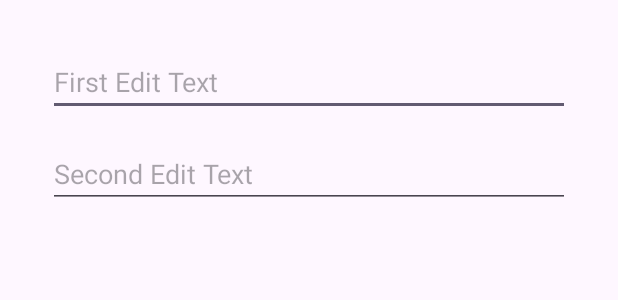
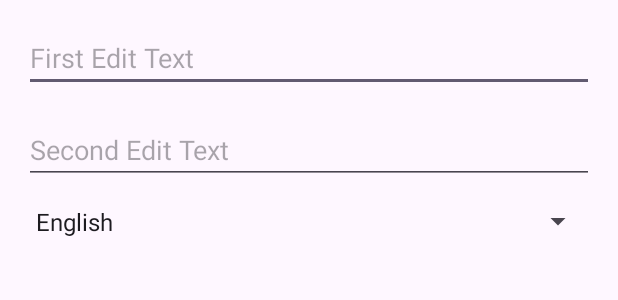
Before and after one commit to tolgaprm/AndroidDocumentsExamples, an Android app: the layout activity_main.xml on its own in the app's theme, with its tools: preview values and no code run, on a phone screen of 412 x 824 dp. Shown: the top 300 px of the screen. Run offline under Robolectric (Android 15) with nearby library versions, the phone set to English and light mode, and no system bars.

```diff
--- a/app/build.gradle
+++ b/app/build.gradle
@@ -16,6 +16,7 @@ android {
 
         testInstrumentationRunner "androidx.test.runner.AndroidJUnitRunner"
 
+        resourceConfigurations += ["en", "tr"]
         resConfigs("en", "tr")
     }
 
@@ -41,7 +42,7 @@ android {
 dependencies {
 
     implementation 'androidx.core:core-ktx:1.8.0'
-    implementation 'androidx.appcompat:appcompat:1.4.1'
+    implementation 'androidx.appcompat:appcompat:1.6.1'
     implementation 'com.google.android.material:material:1.5.0'
     implementation 'androidx.constraintlayout:constraintlayout:2.1.3'
     testImplementation 'junit:junit:4.13.2'
--- a/app/src/main/res/layout/activity_main.xml
+++ b/app/src/main/res/layout/activity_main.xml
@@ -1,10 +1,28 @@
 <?xml version="1.0" encoding="utf-8"?>
-<LinearLayout xmlns:android="http://schemas.android.com/apk/res/android"
+<androidx.constraintlayout.widget.ConstraintLayout xmlns:android="http://schemas.android.com/apk/res/android"
+    xmlns:app="http://schemas.android.com/apk/res-auto"
     android:layout_width="match_parent"
     android:layout_height="match_parent"
     android:orientation="vertical"
     android:padding="16dp">
 
-    <include layout="@layout/layout_edit_text" />
+    <include
+        android:id="@+id/include"
+        layout="@layout/layout_edit_text"
+        android:layout_width="match_parent"
+        android:layout_height="wrap_content"
+        app:layout_constraintEnd_toEndOf="parent"
+        app:layout_constraintStart_toStartOf="parent"
+        app:layout_constraintTop_toTopOf="parent" />
 
-</LinearLayout>
+    <Spinner
+        android:id="@+id/languageSpinner"
+        android:layout_width="match_parent"
+        android:layout_height="50dp"
+        android:entries="@array/supported_languages"
+        android:spinnerMode="dropdown"
+        app:layout_constraintStart_toStartOf="@+id/include"
+        app:layout_constraintTop_toBottomOf="@+id/include" />
+
+
+</androidx.constraintlayout.widget.ConstraintLayout>
--- a/app/src/main/res/layout/layout_edit_text.xml
+++ b/app/src/main/res/layout/layout_edit_text.xml
@@ -2,8 +2,7 @@
 <androidx.constraintlayout.widget.ConstraintLayout xmlns:android="http://schemas.android.com/apk/res/android"
     xmlns:app="http://schemas.android.com/apk/res-auto"
     android:layout_width="match_parent"
-    android:layout_height="match_parent"
-    android:padding="16dp">
+    android:layout_height="match_parent">
 
     <EditText
         android:id="@+id/editTextFirst"
--- /dev/null
+++ b/app/src/main/res/values/arrays.xml
@@ -0,0 +1,8 @@
+<?xml version="1.0" encoding="utf-8"?>
+<resources>
+
+    <string-array name="supported_languages">
+        <item>English</item>
+        <item>Turkish</item>
+    </string-array>
+</resources>
--- /dev/null
+++ b/app/src/main/res/xml/locales_config.xml
@@ -0,0 +1,5 @@
+<?xml version="1.0" encoding="utf-8"?>
+<locale-config xmlns:android="http://schemas.android.com/apk/res/android">
+    <locale android:name="en" />
+    <locale android:name="tr" />
+</locale-config>
```
Also changed, not shown: app/src/main/AndroidManifest.xml (+12 -2 lines), app/src/main/java/com/prmto/inviodocuments/MainActivity.kt (+37 -0 lines), 1 other file.
